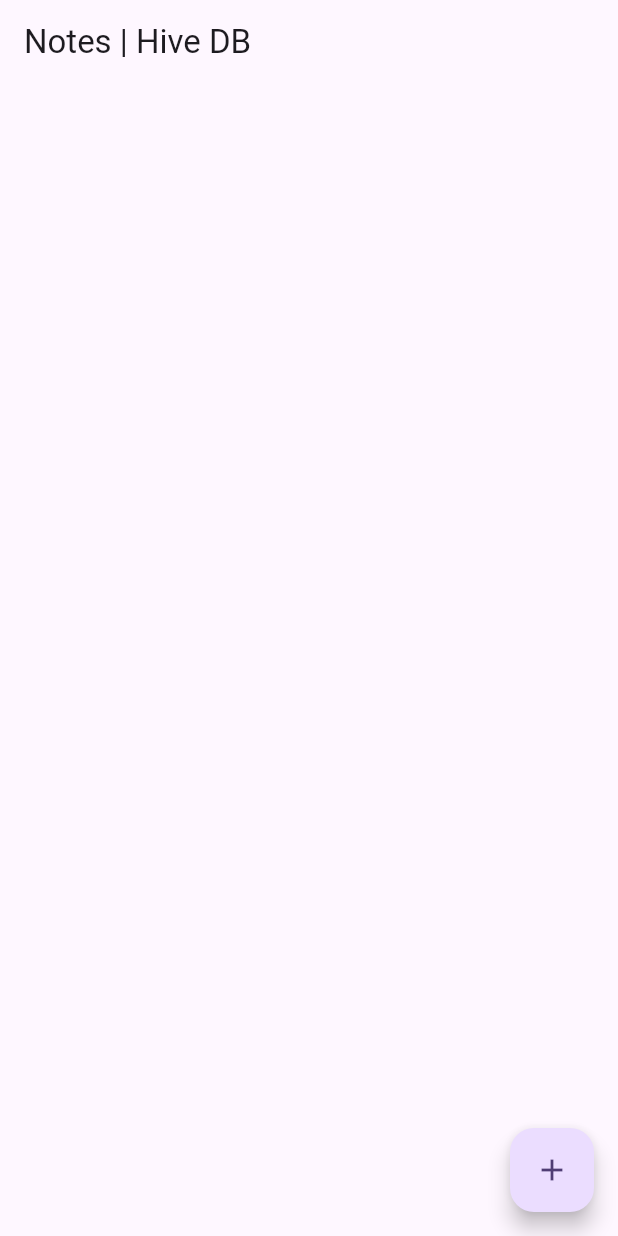
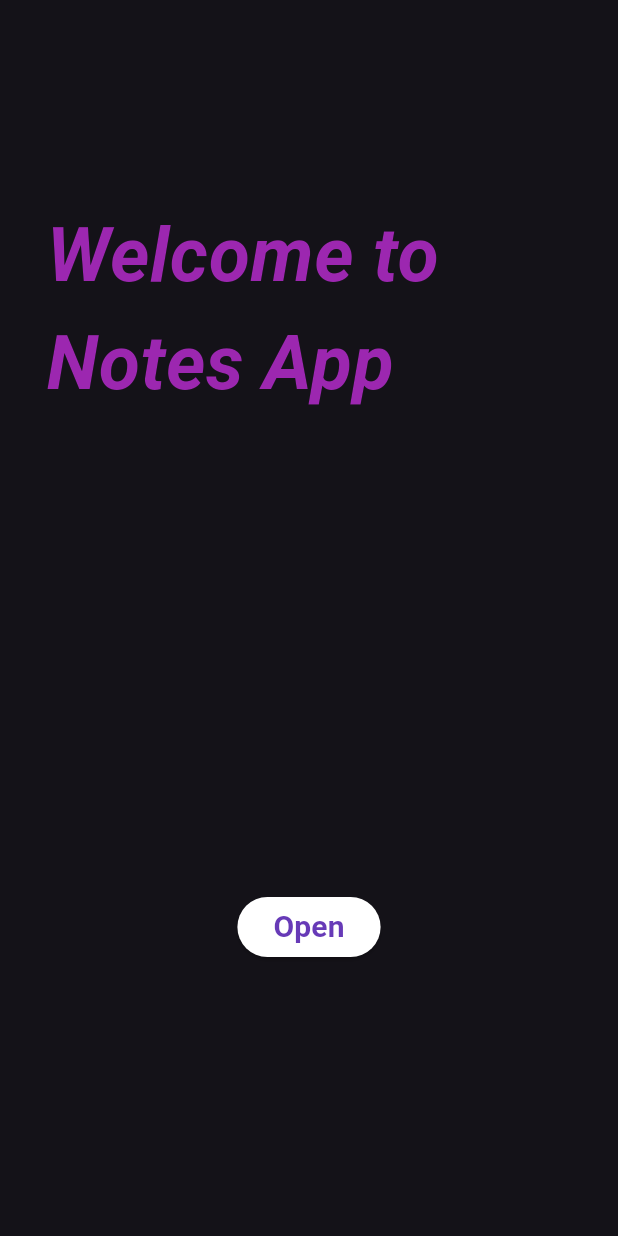
Before and after one commit to swapnilpingale22/Flutter-Hive-Notes-App, a Flutter app: the screen it shows after launch, on a phone screen of 412 x 824 dp. Run offline on Flutter 3.47's test engine with Material 2 defaults, Android fonts, the phone set to English and light mode, and no system bars; drawn by our look-alikes of animated_text_kit; our stand-ins replace confetti, flutter_slidable, hive, hive_flutter, local_auth; accounts and stored records are empty.

Commit message:
bio auth, slider fn, ui improvements

```diff
--- a/lib/main.dart
+++ b/lib/main.dart
@@ -1,8 +1,7 @@
+import 'package:hive_db/services/local_auth_service.dart';
+import 'package:path_provider/path_provider.dart';
 import 'package:flutter/material.dart';
 import 'package:hive/hive.dart';
-import 'package:hive_db/homescreen.dart';
-import 'package:path_provider/path_provider.dart';
-
 import 'models/notes_model.dart';
 
 void main() async {
@@ -22,13 +21,10 @@ class MyApp extends StatelessWidget {
   @override
   Widget build(BuildContext context) {
     return MaterialApp(
-      title: 'Hive DB',
+      title: 'QuickNotes',
       debugShowCheckedModeBanner: false,
-      theme: ThemeData(
-        colorScheme: ColorScheme.fromSeed(seedColor: Colors.deepPurple),
-        useMaterial3: true,
-      ),
-      home: const Homescreen(),
+      theme: ThemeData.dark(useMaterial3: true),
+      home: const LocalAuthScreen(),
     );
   }
 }
--- /dev/null
+++ b/lib/services/local_auth_service.dart
@@ -0,0 +1,124 @@
+import 'package:animated_text_kit/animated_text_kit.dart';
+import 'package:flutter/material.dart';
+import 'package:flutter/services.dart';
+import 'package:local_auth/local_auth.dart';
+
+import '../homescreen.dart';
+
+class LocalAuthScreen extends StatefulWidget {
+  const LocalAuthScreen({super.key});
+
+  @override
+  State<LocalAuthScreen> createState() => _LocalAuthScreenState();
+}
+
+class _LocalAuthScreenState extends State<LocalAuthScreen> {
+  late final LocalAuthentication auth;
+  bool _supportState = false;
+
+  final colorizeColors = [
+    Colors.purple,
+    Colors.blue,
+    Colors.yellow,
+    Colors.red,
+  ];
+  final colorizeTextStyle = const TextStyle(
+    fontSize: 50.0,
+    fontWeight: FontWeight.bold,
+    fontStyle: FontStyle.italic,
+  );
+
+  @override
+  void initState() {
+    super.initState();
+    auth = LocalAuthentication();
+    auth.isDeviceSupported().then(
+          (bool isSupported) => setState(() {
+            _supportState = isSupported;
+          }),
+        );
+  }
+
+  @override
+  Widget build(BuildContext context) {
+    return Scaffold(
+      body: Column(
+        mainAxisAlignment: MainAxisAlignment.center,
+        children: [
+          Expanded(
+            child: SizedBox(
+              width: 350,
+              child: Center(
+                child: AnimatedTextKit(
+                  animatedTexts: [
+                    ColorizeAnimatedText(
+                      'Welcome to Notes App',
+                      textStyle: colorizeTextStyle,
+                      colors: colorizeColors,
+                    ),
+                  ],
+                  isRepeatingAnimation: true,
+                ),
+              ),
+            ),
+          ),
+          Expanded(
+            child: Center(
+              child: ElevatedButton(
+                onPressed: _authenticate,
+                style: const ButtonStyle(
+                  backgroundColor: MaterialStatePropertyAll(
+                    Colors.white,
+                  ),
+                ),
+                child: const Text(
+                  'Open',
+                  style: TextStyle(
+                    fontSize: 20,
+                    fontWeight: FontWeight.bold,
+                    color: Colors.deepPurple,
+                  ),
+                ),
+              ),
+            ),
+          ),
+        ],
+      ),
+    );
+  }
+
+  Future<void> _authenticate() async {
+    try {
+      bool authenticated = await auth.authenticate(
+        localizedReason:
+            'To access your notes, you need to verify your identity for security purpose',
+        options: const AuthenticationOptions(
+          stickyAuth: true,
+          biometricOnly: true,
+        ),
+      );
+      // print('Authenticated: $authenticated');
+      if (authenticated) {
+        // ignore: use_build_context_synchronously
+        Navigator.pushReplacement(
+            context,
+            MaterialPageRoute(
+              builder: (context) => const Homescreen(),
+            ));
+      }
+    } on PlatformException catch (e) {
+      print(e);
+    }
+  }
+
+  Future<void> _getAvailableBiometrics() async {
+    List<BiometricType> availebleBiometrics =
+        await auth.getAvailableBiometrics();
+    print('List of available bio: $availebleBiometrics');
+
+    if (!mounted) {
+      return;
+    }
+    //call setState
+  }
+}
--- a/pubspec.yaml
+++ b/pubspec.yaml
@@ -17,6 +17,10 @@ dependencies:
   path_provider: ^2.1.1
   hive_flutter: ^1.1.0
   hive_generator: ^2.0.1
+  local_auth: ^2.1.7
+  flutter_slidable: ^3.0.0
+  confetti: ^0.7.0
+  animated_text_kit: ^4.2.2
 
 dev_dependencies:
   flutter_test:
```
Also changed, not shown: lib/homescreen.dart (+124 -44 lines), pubspec.lock, 10 other files.
